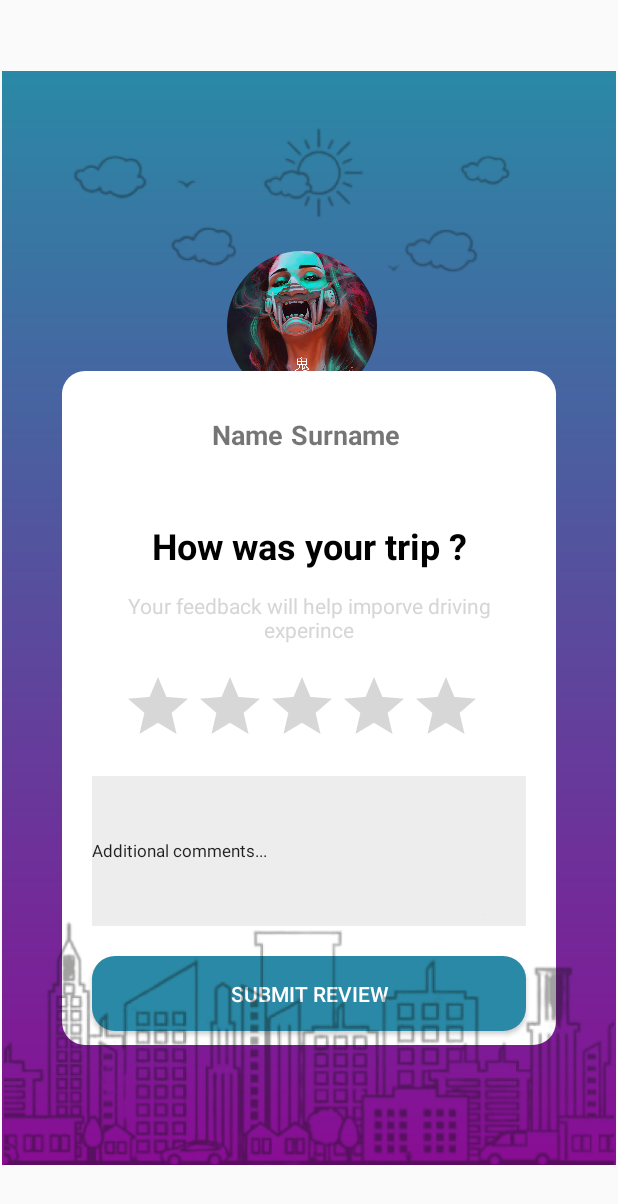
After one commit to AlanStelmach/Project_Bolt, an Android app: the CustomerReview screen opened directly, with no data from a screen before it, on a phone screen of 412 x 824 dp. The commit adds this screen. Shown: the top 1204 px of the screen. Run offline under Robolectric (Android 15) with nearby library versions, the phone set to English and light mode, and no system bars; our stand-ins replace CircleImageView.

Commit message:
uDrive 3.9

```diff
--- a/uDrive/app/src/main/AndroidManifest.xml
+++ b/uDrive/app/src/main/AndroidManifest.xml
@@ -17,7 +17,8 @@
         android:roundIcon="@mipmap/ic_launcher_round"
         android:supportsRtl="true"
         android:theme="@style/AppTheme">
-        <activity android:name=".MainActivity2"></activity>
+        <activity android:name=".CustomerReview"></activity>
+        <activity android:name=".MainActivity2" />
         <activity android:name=".Reviews" />
         <activity android:name=".Wallet_Driver" />
         <activity android:name=".Wallet2" />
--- /dev/null
+++ b/uDrive/app/src/main/java/com/example/udrive/CustomerReview.java
@@ -0,0 +1,33 @@
+package com.example.udrive;
+
+import androidx.appcompat.app.AppCompatActivity;
+
+import android.os.Bundle;
+import android.widget.Button;
+import android.widget.EditText;
+import android.widget.ImageView;
+import android.widget.RatingBar;
+import android.widget.TextView;
+
+public class CustomerReview extends AppCompatActivity {
+
+    private ImageView mDriverImageProfile;
+    private EditText mCommentText;
+    private TextView mNameDriver, mSurnameDriver;
+    private Button mSubmitReviev;
+    private RatingBar mRatingDriver;
+
+    @Override
+    protected void onCreate(Bundle savedInstanceState) {
+        super.onCreate(savedInstanceState);
+        setContentView(R.layout.activity_customer_review);
+
+        mDriverImageProfile = (ImageView) findViewById(R.id.driverProfileImage);
+        mCommentText = (EditText) findViewById(R.id.commentText);
+        mNameDriver = (TextView) findViewById(R.id.nameDriver);
+        mSurnameDriver = (TextView) findViewById(R.id.surnameDriver);
+        mSubmitReviev = (Button) findViewById(R.id.submitButton);
+        mRatingDriver = (RatingBar) findViewById(R.id.ratingForDriver);
+
+    }
+}
--- /dev/null
+++ b/uDrive/app/src/main/res/drawable/edit_text_background.xml
@@ -0,0 +1,6 @@
+<?xml version="1.0" encoding="utf-8"?>
+<shape xmlns:android="http://schemas.android.com/apk/res/android">
+    android:shape="rectangle">
+    <solid android:color="@color/grey_text_edit" />
+    <corners android:radius="15dp" />
+</shape>
--- /dev/null
+++ b/uDrive/app/src/main/res/layout/activity_customer_review.xml
@@ -0,0 +1,141 @@
+<?xml version="1.0" encoding="utf-8"?>
+<androidx.constraintlayout.widget.ConstraintLayout xmlns:android="http://schemas.android.com/apk/res/android"
+    xmlns:app="http://schemas.android.com/apk/res-auto"
+    xmlns:tools="http://schemas.android.com/tools"
+    android:layout_width="match_parent"
+    android:layout_height="match_parent"
+    tools:context=".CustomerReview">
+    <RelativeLayout
+        android:layout_width="409dp"
+        android:layout_height="729dp"
+        app:layout_constraintBottom_toBottomOf="parent"
+        app:layout_constraintEnd_toEndOf="parent"
+        app:layout_constraintStart_toStartOf="parent"
+        app:layout_constraintTop_toTopOf="parent"
+        android:background="@drawable/splash_screen_gradient">
+
+
+        <ImageView
+            android:id="@+id/imageView"
+            android:layout_width="match_parent"
+            android:layout_height="325dp"
+            android:layout_alignParentStart="true"
+            android:layout_alignParentTop="true"
+            android:layout_alignParentEnd="true"
+            android:layout_marginStart="0dp"
+            android:layout_marginTop="0dp"
+            android:layout_marginEnd="0dp"
+            app:srcCompat="@mipmap/village1" />
+
+        <de.hdodenhof.circleimageview.CircleImageView
+            android:layout_width="100sp"
+            android:layout_height="100sp"
+            android:id="@+id/driverProfileImage"
+            android:src="@drawable/ghost"
+            android:layout_marginLeft="150dp"
+            android:layout_marginTop="120dp"
+            android:layout_marginBottom="8sp"
+            />
+        <RelativeLayout
+            android:layout_width="match_parent"
+            android:layout_height="match_parent"
+            android:background="@drawable/shape4"
+            android:layout_marginTop="200dp"
+            android:layout_marginRight="40dp"
+            android:layout_marginLeft="40dp"
+            android:layout_marginBottom="80dp">
+            <TextView
+                android:id="@+id/nameDriver"
+                android:layout_width="wrap_content"
+                android:layout_height="wrap_content"
+                android:layout_marginLeft="100dp"
+                android:layout_marginTop="30dp"
+                android:text="Name"
+                android:textStyle="bold"
+                android:textSize="18dp"/>
+            <TextView
+                android:id="@+id/surnameDriver"
+                android:layout_width="wrap_content"
+                android:layout_height="wrap_content"
+                android:layout_marginTop="30dp"
+                android:layout_marginLeft="5dp"
+                android:layout_toRightOf="@+id/nameDriver"
+                android:text="Surname"
+                android:textStyle="bold"
+                android:textSize="18dp"/>
+
+            <RelativeLayout
+                android:layout_width="match_parent"
+                android:layout_height="wrap_content"
+                android:layout_marginTop="100dp"
+                android:layout_marginLeft="20dp"
+                android:layout_marginRight="20dp">
+                <TextView
+                    android:id="@+id/text"
+                    android:layout_width="wrap_content"
+                    android:layout_height="wrap_content"
+                    android:text="How was your trip ?"
+                    android:textSize="24dp"
+                    android:textColor="@color/black"
+                    android:textStyle="bold"
+                    android:layout_marginLeft="40dp"/>
+                <TextView
+                    android:layout_width="wrap_content"
+                    android:layout_height="wrap_content"
+                    android:layout_marginTop="14dp"
+                    android:layout_below="@+id/text"
+                    android:text="Your feedback will help imporve driving experince"
+                    android:textAlignment="center"
+                    android:textSize="14dp"
+                    android:textColor="@color/quantum_grey"/>
+            </RelativeLayout>
+            <RatingBar
+                android:id="@+id/ratingForDriver"
+                android:layout_width="wrap_content"
+                android:layout_height="wrap_content"
+                android:layout_marginLeft="40dp"
+                android:layout_marginTop="200dp"
+                android:numStars="5"
+                android:stepSize="1"/>
+            <EditText
+                android:id="@+id/commentText"
+                android:layout_width="match_parent"
+                android:layout_height="100dp"
+                android:layout_marginTop="270dp"
+                android:background="@color/grey_text_edit"
+                android:layout_marginRight="20dp"
+                android:layout_marginLeft="20dp"
+                android:text="Additional comments..."
+                android:textSize="11dp"
+
+                />
+
+            <Button
+                android:id="@+id/submitButton"
+                android:layout_width="match_parent"
+                android:layout_height="50dp"
+                android:layout_marginTop="390dp"
+                android:layout_marginRight="20dp"
+                android:layout_marginLeft="20dp"
+                android:background="@drawable/button_background"
+                android:text="Submit Review"
+                android:textColor="@color/white"/>
+
+        </RelativeLayout>
+
+        <ImageView
+            android:id="@+id/imageView2"
+            android:layout_width="match_parent"
+            android:layout_height="325dp"
+            android:layout_alignParentStart="true"
+            android:layout_alignParentEnd="true"
+            android:layout_alignParentBottom="true"
+            android:layout_marginStart="0dp"
+            android:layout_marginEnd="0dp"
+            android:layout_marginBottom="0dp"
+            app:srcCompat="@mipmap/village2" />
+
+
+    </RelativeLayout>
+
+</androidx.constraintlayout.widget.ConstraintLayout>
--- a/uDrive/app/src/main/res/values/colors.xml
+++ b/uDrive/app/src/main/res/values/colors.xml
@@ -9,4 +9,5 @@
     <color name="pinkashell">#890D94</color>
     <color name="fb_color">#3F51B5</color>
     <color name="grey">#E9E9E9</color>
+    <color name="grey_text_edit">#EDEDED</color>
 </resources>
```
Also changed, not shown: 1 other file.
